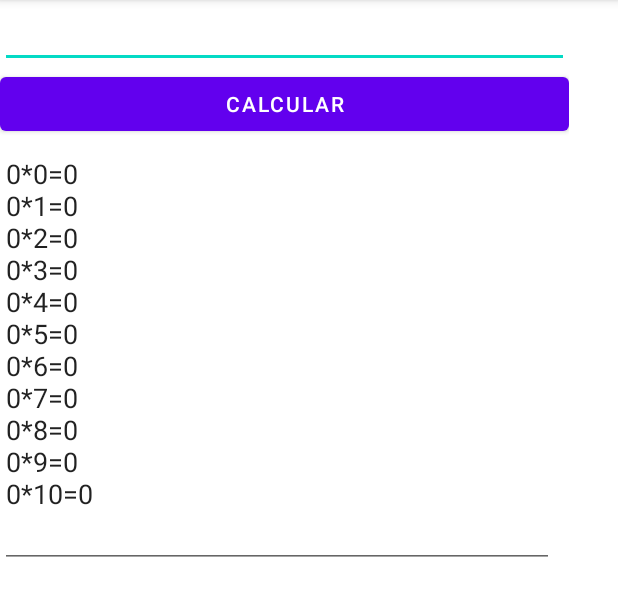
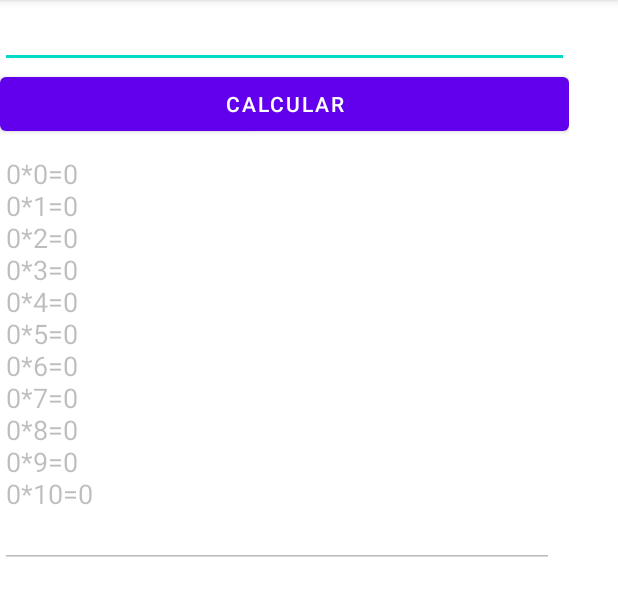
Before and after one commit to CesarBlanc07/ETPS1-CB012023, an Android app: the screen it shows after launch (MainActivity), after a tap on "CALCULAR", on a phone screen of 412 x 824 dp, the part 84-700 px from its top. Run offline under Robolectric (Android 15) with nearby library versions, the phone set to English and light mode, and no system bars; 1 statement that could not run was skipped.

Commit message:
EjercicioControles

```diff
--- a/Controles/app/src/main/res/layout/activity_main.xml
+++ b/Controles/app/src/main/res/layout/activity_main.xml
@@ -36,7 +36,9 @@
                 android:layout_width="369dp"
                 android:layout_height="285dp"
                 android:ems="10"
+                android:enabled="false"
                 android:gravity="start|top"
+                android:hint="Digite la tabla a mostrar"
                 android:inputType="textMultiLine" />
         </LinearLayout>
     </androidx.constraintlayout.widget.ConstraintLayout>
```
